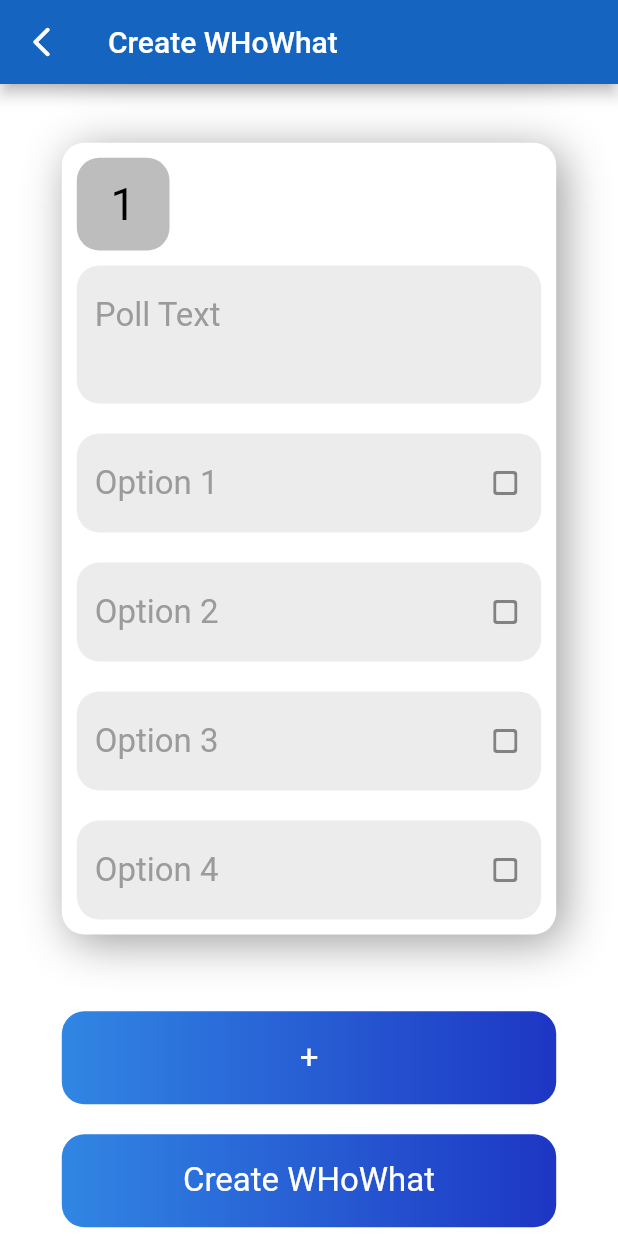
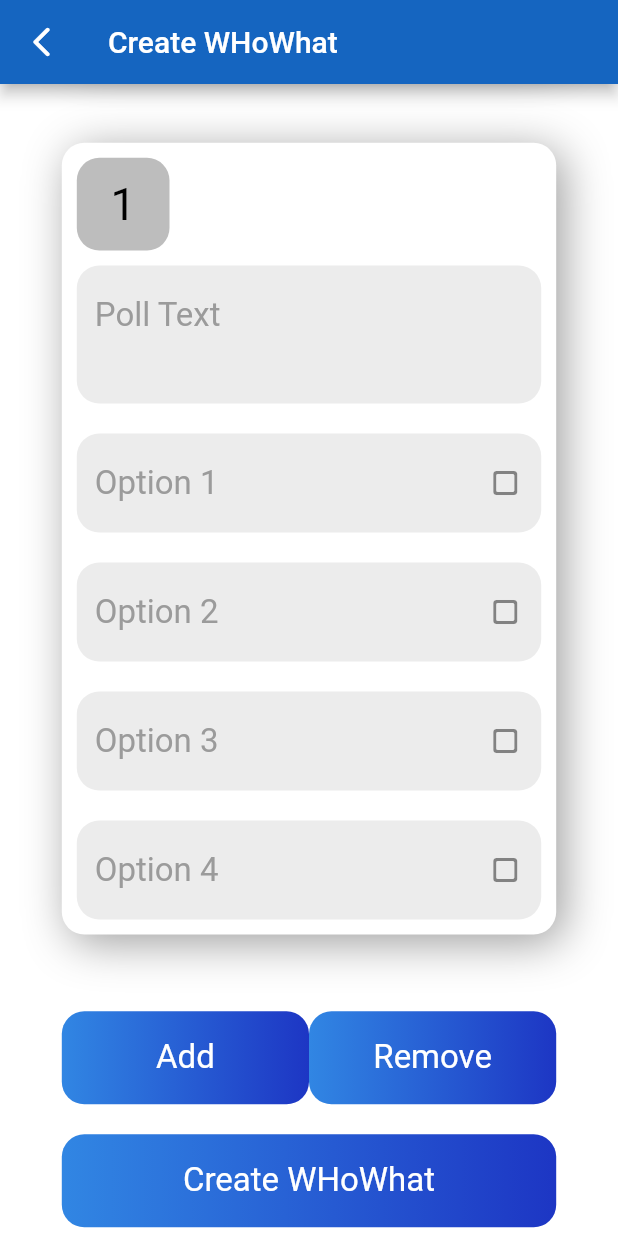
Before and after one commit to FEUP-ESOF-2020-21/open-cx-t6g3-its, a Flutter app: the MyCreatePoll screen opened directly, scrolled down 576 dp, on a phone screen of 412 x 824 dp. Run offline on Flutter 3.47's test engine with Material 2 defaults, Android fonts, the phone set to English and light mode, and no system bars; our stand-ins replace cloud_firestore, firebase_auth, firebase_core, google_sign_in; missing offline and left inert: flutter_statusbarcolor; accounts and stored records are empty.

Commit message:
Fixed function to add polls and added function to remove polls

```diff
--- a/whowhat/lib/main.dart
+++ b/whowhat/lib/main.dart
@@ -1,12 +1,9 @@
 import 'package:flutter/material.dart';
-import 'package:whowhat/pages/create_poll.dart';
 import 'package:whowhat/pages/loading.dart';
 import 'package:whowhat/pages/login.dart';
-import 'package:whowhat/pages/polls.dart';
 import 'package:whowhat/pages/error.dart';
 import 'package:flutter_statusbarcolor/flutter_statusbarcolor.dart';
 import 'package:firebase_core/firebase_core.dart';
-import 'package:whowhat/pages/signup.dart';
 
 //import 'package:cloud_firestore/cloud_firestore.dart';
 
--- a/whowhat/lib/pages/connection.dart
+++ b/whowhat/lib/pages/connection.dart
@@ -1,7 +1,5 @@
 import 'package:flutter/material.dart';
 import 'package:whowhat/widgets/database/session_connection.dart';
-
-//final Future<FirebaseApp> _initialization = Firebase.initializeApp();
 
 class MyConnection extends StatefulWidget {
   String session;
--- a/whowhat/lib/pages/create_poll.dart
+++ b/whowhat/lib/pages/create_poll.dart
@@ -5,25 +5,34 @@ import 'package:whowhat/widgets/GradientButton.dart';
 
 class MyCreatePoll extends StatefulWidget {
   MyCreatePoll({Key key}) : super(key: key);
-  static List<Widget> list = new List<Widget>();
-  static bool first = true;
 
   @override
   _MyCreatePollState createState() => _MyCreatePollState();
 }
 
+class _MyCreatePollState extends State<MyCreatePoll> {
+  List<Widget> list = new List<Widget>();
+  bool first = true;
+  int nPolls = 0;
 
-void addPoll() {
-  MyCreatePoll.list.add(PollCreateCard(number: 1));
+  _MyCreatePollState();
+
+  void _addPoll() {
+    nPolls++;
+    list.add(PollCreateCard(number: nPolls));
   }
 
-List<Widget> getPolls() {
-  if(MyCreatePoll.first) addPoll();
-  return MyCreatePoll.list;
+  void _removePoll() {
+    if (nPolls > 1) {
+      nPolls--;
+      list.removeLast();
+    }
   }
 
-
-class _MyCreatePollState extends State<MyCreatePoll> {
+  List<Widget> _getPolls() {
+    if (first) _addPoll();
+    return list;
+  }
 
   @override
   Widget build(BuildContext context) {
@@ -125,24 +134,37 @@ class _MyCreatePollState extends State<MyCreatePoll> {
               padding: EdgeInsets.only(top: 20, bottom: 10),
               child: Column(
                 mainAxisAlignment: MainAxisAlignment.center,
-                children: getPolls(),
+                children: _getPolls(),
               ),
             ),
             Padding(
-              padding: EdgeInsets.only(bottom: 10),
-              child: Container(
-                width: MediaQuery.of(context).size.width * 0.8,
+                padding: EdgeInsets.only(
+                    bottom: 10, left: MediaQuery.of(context).size.width * 0.1),
+                child: Row(children: <Widget>[
+                  Container(
+                    width: MediaQuery.of(context).size.width * 0.4,
                     child: GradientButton(
-                  text: '   +   ',
+                      text: 'Add',
                       onPressed: () {
-                    MyCreatePoll.first=false;
-                    addPoll();
-                    //print(MyCreatePoll.list);
-                    getPolls();
+                        first = false;
+                        setState(() {
+                          _addPoll();
+                        });
                       },
                     ),
                   ),
+                  Container(
+                    width: MediaQuery.of(context).size.width * 0.4,
+                    child: GradientButton(
+                      text: 'Remove',
+                      onPressed: () {
+                        setState(() {
+                          _removePoll();
+                        });
+                      },
                     ),
+                  ),
+                ])),
             Padding(
               padding: EdgeInsets.all(10),
               child: Container(
@@ -150,7 +172,7 @@ class _MyCreatePollState extends State<MyCreatePoll> {
                 child: GradientButton(
                   text: 'Create WHoWhat',
                   onPressed: () {
-                    print('signed in');
+                    print(list);
                   },
                 ),
               ),
--- a/whowhat/lib/pages/error.dart
+++ b/whowhat/lib/pages/error.dart
@@ -1,7 +1,7 @@
 import 'package:flutter/material.dart';
 
 class MyError extends StatefulWidget {
-  String errorMsg;
+  final String errorMsg;
 
   MyError({Key key, this.errorMsg}) : super(key: key);
 
--- a/whowhat/lib/pages/loading.dart
+++ b/whowhat/lib/pages/loading.dart
@@ -2,9 +2,7 @@ import 'package:flutter/cupertino.dart';
 import 'package:flutter/material.dart';
 
 class MyLoading extends StatefulWidget {
-  String errorMsg;
-
-  MyLoading({Key key, this.errorMsg}) : super(key: key);
+  MyLoading({Key key}) : super(key: key);
 
   @override
   _MyLoadingState createState() => _MyLoadingState();
--- a/whowhat/lib/pages/menu.dart
+++ b/whowhat/lib/pages/menu.dart
@@ -1,12 +1,10 @@
 import 'package:flutter/material.dart';
-import 'package:whowhat/pages/create_poll.dart';
 import 'package:whowhat/pages/polls.dart';
 import 'package:whowhat/widgets/AppIcon.dart';
 import 'package:whowhat/widgets/GradientButton.dart';
 import 'package:whowhat/widgets/TextBox.dart';
 import 'package:whowhat/widgets/TextPanel.dart';
 import 'package:whowhat/pages/connection.dart';
-import 'package:whowhat/widgets/database/create_session.dart';
 import 'package:whowhat/widgets/database/session_connection.dart';
 
 class MyMenu extends StatefulWidget {
```
Also changed, not shown: whowhat/lib/widgets/database/create_session.dart (+4 -3 lines). Lines whose indentation alone changed are shown as unchanged.
